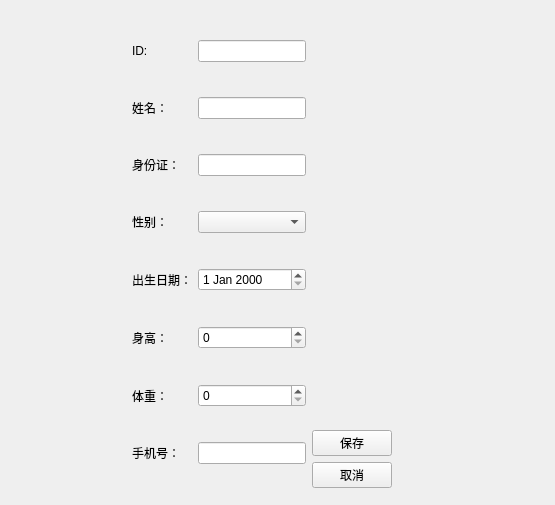
The window that QtLab3/patienteditview.ui (eriLzzx/eri-Qt-learning) describes before a commit, drawn with Qt 5.
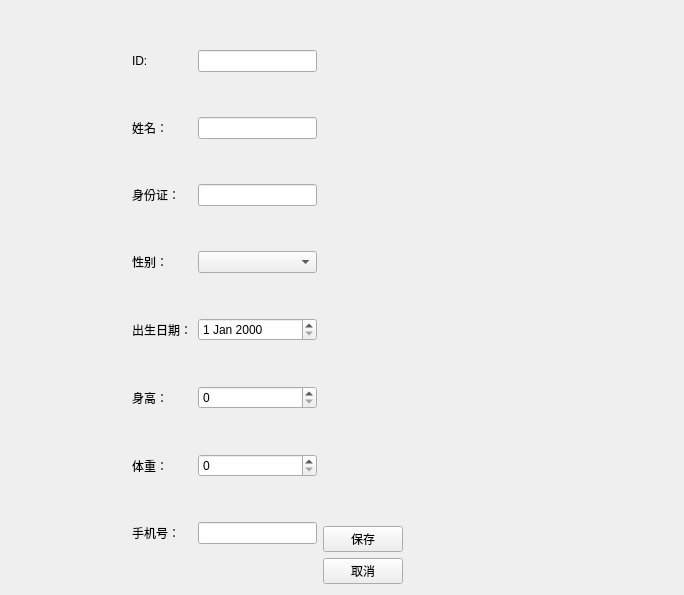
The same window after the commit.

The edit to the form file:
```diff
--- a/QtLab3/patienteditview.ui
+++ b/QtLab3/patienteditview.ui
@@ -6,15 +6,33 @@
    <rect>
     <x>0</x>
     <y>0</y>
-    <width>555</width>
-    <height>505</height>
+    <width>684</width>
+    <height>595</height>
    </rect>
   </property>
   <property name="windowTitle">
    <string>Form</string>
   </property>
-  <layout class="QGridLayout" name="gridLayout_2">
+  <layout class="QGridLayout" name="gridLayout_3">
+   <item row="0" column="0">
+    <spacer name="horizontalSpacer">
+     <property name="orientation">
+      <enum>Qt::Orientation::Horizontal</enum>
+     </property>
+     <property name="sizeType">
+      <enum>QSizePolicy::Policy::Fixed</enum>
+     </property>
+     <property name="sizeHint" stdset="0">
+      <size>
+       <width>121</width>
+       <height>20</height>
+      </size>
+     </property>
+    </spacer>
+   </item>
    <item row="0" column="1" rowspan="2">
+    <layout class="QGridLayout" name="gridLayout_2">
+     <item row="0" column="0">
     <layout class="QGridLayout" name="gridLayout">
      <item row="1" column="1">
       <widget class="QLineEdit" name="lineEdit_2"/>
@@ -98,8 +116,8 @@
      </item>
     </layout>
    </item>
-   <item row="0" column="2">
-    <layout class="QVBoxLayout" name="verticalLayout_2">
+     <item row="0" column="1">
+      <layout class="QVBoxLayout" name="verticalLayout">
      <item>
       <spacer name="verticalSpacer">
        <property name="orientation">
@@ -114,8 +132,6 @@
       </spacer>
      </item>
      <item>
-      <layout class="QVBoxLayout" name="verticalLayout">
-       <item>
         <widget class="QPushButton" name="pushButton">
          <property name="text">
           <string>保存</string>
@@ -133,30 +149,14 @@
      </item>
     </layout>
    </item>
-   <item row="0" column="3">
+   <item row="1" column="2">
     <spacer name="horizontalSpacer_2">
      <property name="orientation">
       <enum>Qt::Orientation::Horizontal</enum>
      </property>
      <property name="sizeHint" stdset="0">
       <size>
-       <width>115</width>
-       <height>20</height>
-      </size>
-     </property>
-    </spacer>
-   </item>
-   <item row="0" column="0">
-    <spacer name="horizontalSpacer">
-     <property name="orientation">
-      <enum>Qt::Orientation::Horizontal</enum>
-     </property>
-     <property name="sizeType">
-      <enum>QSizePolicy::Policy::Fixed</enum>
-     </property>
-     <property name="sizeHint" stdset="0">
-      <size>
-       <width>121</width>
+       <width>244</width>
        <height>20</height>
       </size>
      </property>
```
Left out of the diff: 96 changed lines with no effect on the pictures. Lines whose indentation alone changed are shown as unchanged.
